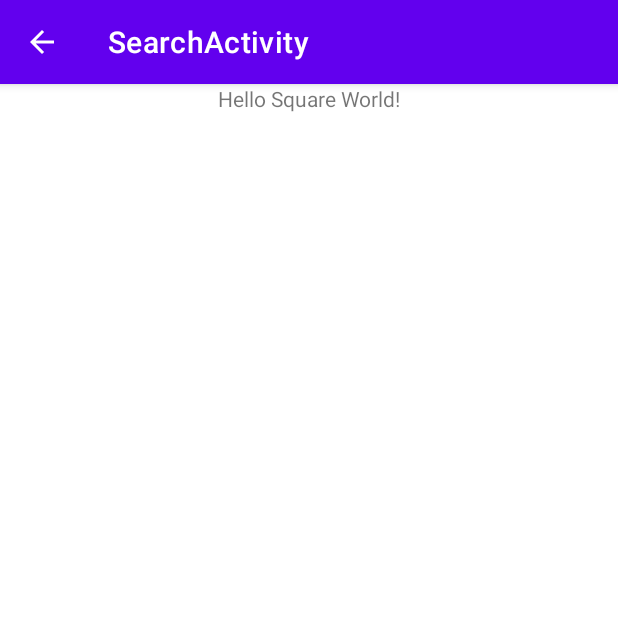
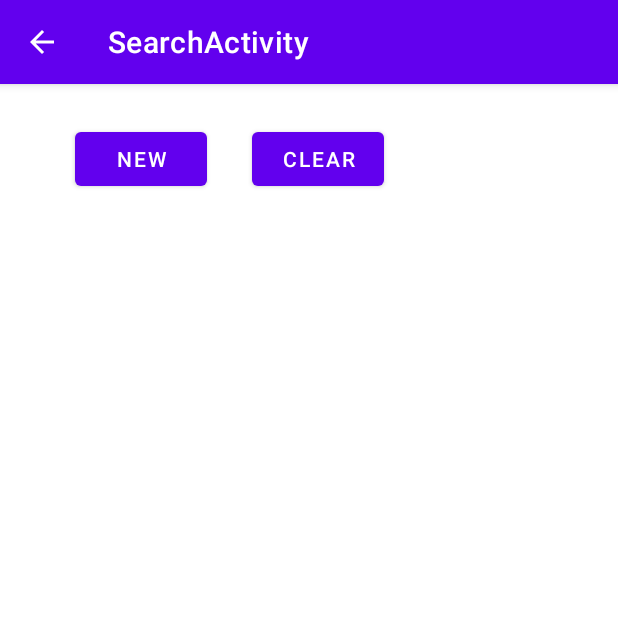
Before and after one commit to soapgu/PhotoHunter, an Android app: the SearchActivity screen opened directly, with no data from a screen before it, on a phone screen of 412 x 824 dp, the top half of it. Run offline under Robolectric (Android 15) with nearby library versions, the phone set to English and light mode, and no system bars; our stand-ins replace data binding; libraries missing offline, so code that uses them is left out: com.orhanobut.logger; 2 statements that could not run were skipped.

Commit message:
Add ObservableList support

```diff
--- a/app/src/main/java/com/soapdemo/photohunter/MainActivity.java
+++ b/app/src/main/java/com/soapdemo/photohunter/MainActivity.java
@@ -3,7 +3,6 @@ package com.soapdemo.photohunter;
 import android.annotation.SuppressLint;
 import android.content.Intent;
 import android.os.Bundle;
-import android.view.View;
 
 import androidx.appcompat.app.AppCompatActivity;
 import androidx.databinding.DataBindingUtil;
--- a/app/src/main/java/com/soapdemo/photohunter/util/HttpClientWrapper.java
+++ b/app/src/main/java/com/soapdemo/photohunter/util/HttpClientWrapper.java
@@ -8,7 +8,6 @@ import org.jetbrains.annotations.NotNull;
 
 import java.io.IOException;
 import java.io.InputStream;
-import java.util.Objects;
 
 import okhttp3.Call;
 import okhttp3.Callback;
--- a/app/src/main/java/com/soapdemo/photohunter/viewmodels/ObservableViewModel.java
+++ b/app/src/main/java/com/soapdemo/photohunter/viewmodels/ObservableViewModel.java
@@ -6,9 +6,8 @@ import androidx.annotation.NonNull;
 import androidx.databinding.Observable;
 import androidx.databinding.PropertyChangeRegistry;
 import androidx.lifecycle.AndroidViewModel;
-import androidx.lifecycle.ViewModel;
 
- class ObservableViewModel extends AndroidViewModel implements Observable {
+class ObservableViewModel extends AndroidViewModel implements Observable {
     private PropertyChangeRegistry callbacks = new PropertyChangeRegistry();
 
      public ObservableViewModel(@NonNull Application application) {
--- a/app/src/main/java/com/soapdemo/photohunter/viewmodels/SearchViewModel.java
+++ b/app/src/main/java/com/soapdemo/photohunter/viewmodels/SearchViewModel.java
@@ -4,27 +4,39 @@ import android.app.Application;
 
 import androidx.annotation.NonNull;
 import androidx.databinding.Bindable;
+import androidx.databinding.ObservableArrayList;
+import androidx.databinding.ObservableList;
 import androidx.databinding.library.baseAdapters.BR;
 
-import java.util.ArrayList;
-import java.util.Arrays;
-import java.util.List;
+public class SearchViewModel extends ObservableViewModel {
 
-public class SearchViewModel extends ObservableViewModel {
+    private int court = 0;
     public SearchViewModel(@NonNull Application application) {
         super(application);
-        this.setStringItems(new ArrayList<>(Arrays.asList("AAA", "BBB", "CCC", "DDD", "EEE", "FFF","G","H","I","J","K")));
+        ObservableList<String> ol = new ObservableArrayList<>();
+        this.setStringItems( ol );
     }
 
-    private List<String> stringItems;
+    private ObservableList<String> stringItems;
 
     @Bindable
-    public List<String> getStringItems() {
+    public ObservableList<String> getStringItems() {
         return this.stringItems;
     }
 
-    public void setStringItems(List<String> stringItems) {
+    public void setStringItems(ObservableList<String> stringItems) {
         this.stringItems = stringItems;
         this.notifyPropertyChanged(BR.stringItems);
     }
+
+    public void AddNewItem()
+    {
+        this.court++;
+        this.getStringItems().add(String.valueOf(this.court));
+    }
+
+    public void Clear()
+    {
+        this.getStringItems().clear();
+    }
 }
--- a/app/src/main/res/layout/activity_search.xml
+++ b/app/src/main/res/layout/activity_search.xml
@@ -16,25 +16,59 @@
         android:layout_height="match_parent"
         tools:context=".SearchActivity">
 
-        <TextView
-            android:id="@+id/textView"
-            android:layout_width="wrap_content"
-            android:layout_height="wrap_content"
-            android:text="@string/hello_world"
+        <androidx.constraintlayout.widget.ConstraintLayout
+            android:id="@+id/data_area"
+            android:layout_width="0dp"
+            android:layout_height="0dp"
+            app:layout_constraintBottom_toBottomOf="parent"
             app:layout_constraintEnd_toEndOf="parent"
             app:layout_constraintStart_toStartOf="parent"
-            app:layout_constraintTop_toTopOf="parent" />
+            app:layout_constraintTop_toBottomOf="@+id/functionBar">
 
             <androidx.recyclerview.widget.RecyclerView
                 android:id="@+id/data_list"
-            app:itemsSource="@{datacontext.stringItems}"
-            app:itemTemplate='@{ItemTemplate.of(@layout/text_row_item)}'
                 android:layout_width="match_parent"
                 android:layout_height="match_parent"
-            android:layout_marginTop="100dp"
+                app:itemTemplate="@{@layout/text_row_item}"
+                app:itemsSource="@{datacontext.stringItems}"
                 app:layout_constraintBottom_toBottomOf="parent"
                 app:layout_constraintEnd_toEndOf="parent"
                 app:layout_constraintStart_toStartOf="parent"
-            app:layout_constraintTop_toBottomOf="@+id/textView" />
+                app:layout_constraintTop_toTopOf="parent">
+
+            </androidx.recyclerview.widget.RecyclerView>
+        </androidx.constraintlayout.widget.ConstraintLayout>
+
+        <androidx.constraintlayout.widget.ConstraintLayout
+            android:id="@+id/functionBar"
+            android:layout_width="match_parent"
+            android:layout_height="100dp"
+            app:layout_constraintEnd_toEndOf="parent"
+            app:layout_constraintStart_toStartOf="parent"
+            app:layout_constraintTop_toTopOf="parent">
+
+            <Button
+                android:id="@+id/button_clear"
+                android:onClick="@{()->datacontext.Clear()}"
+                android:layout_width="wrap_content"
+                android:layout_height="wrap_content"
+                android:layout_marginStart="30dp"
+                android:text="@string/clear_text"
+                app:layout_constraintBottom_toBottomOf="parent"
+                app:layout_constraintStart_toEndOf="@+id/button_add"
+                app:layout_constraintTop_toTopOf="parent" />
+
+            <Button
+                android:id="@+id/button_add"
+                android:onClick="@{()->datacontext.AddNewItem()}"
+                android:layout_width="wrap_content"
+                android:layout_height="wrap_content"
+                android:layout_marginStart="50dp"
+                android:text="@string/new_button_text"
+                app:layout_constraintBottom_toBottomOf="parent"
+                app:layout_constraintStart_toStartOf="parent"
+                app:layout_constraintTop_toTopOf="parent" />
+        </androidx.constraintlayout.widget.ConstraintLayout>
+
     </androidx.constraintlayout.widget.ConstraintLayout>
 </layout>
--- a/app/src/main/res/values/strings.xml
+++ b/app/src/main/res/values/strings.xml
@@ -12,4 +12,5 @@
     <string name="Start">Start</string>
     <string name="Pause">Pause</string>
     <string name="ActionButton">%s(%d)</string>
+    <string name="clear_text">clear</string>
 </resources>
```
Also changed, not shown: app/src/main/java/com/soapdemo/photohunter/adapters/ShadowAdapter.java (+108 -6 lines), app/src/main/java/com/soapdemo/photohunter/util/BindingAdapters.java (+19 -5 lines), app/src/main/java/com/soapdemo/photohunter/util/ItemTemplate.java (+6 -10 lines), app/src/main/java/com/soapdemo/photohunter/viewmodels/HomeViewModel.java (+1 -12 lines). Lines whose indentation alone changed are shown as unchanged.
